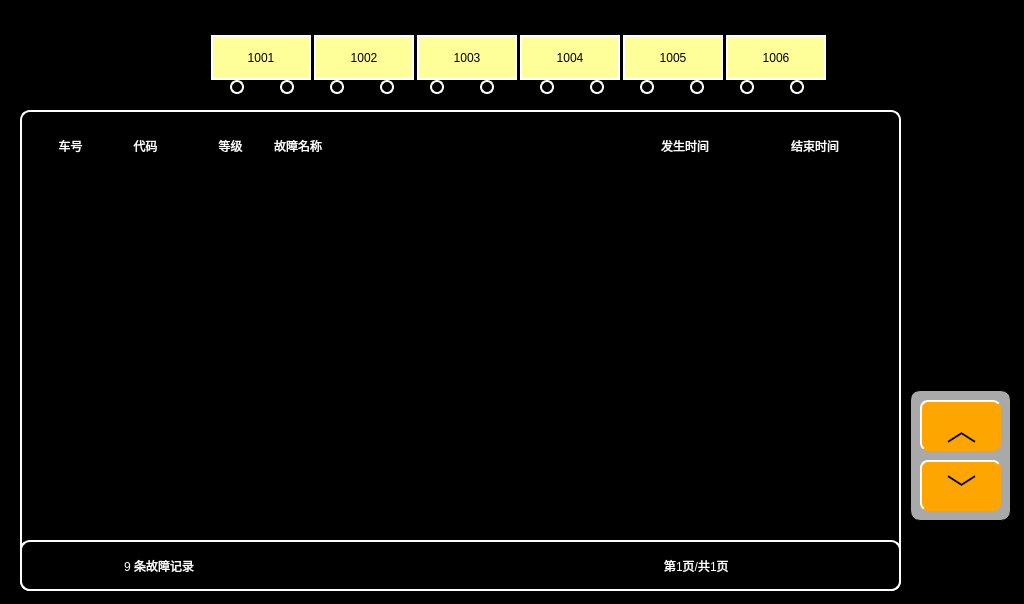
Qt form vehiclehistoryfaultpage.ui (mayue-crrc/ShenyangMetro9DB) before a commit.
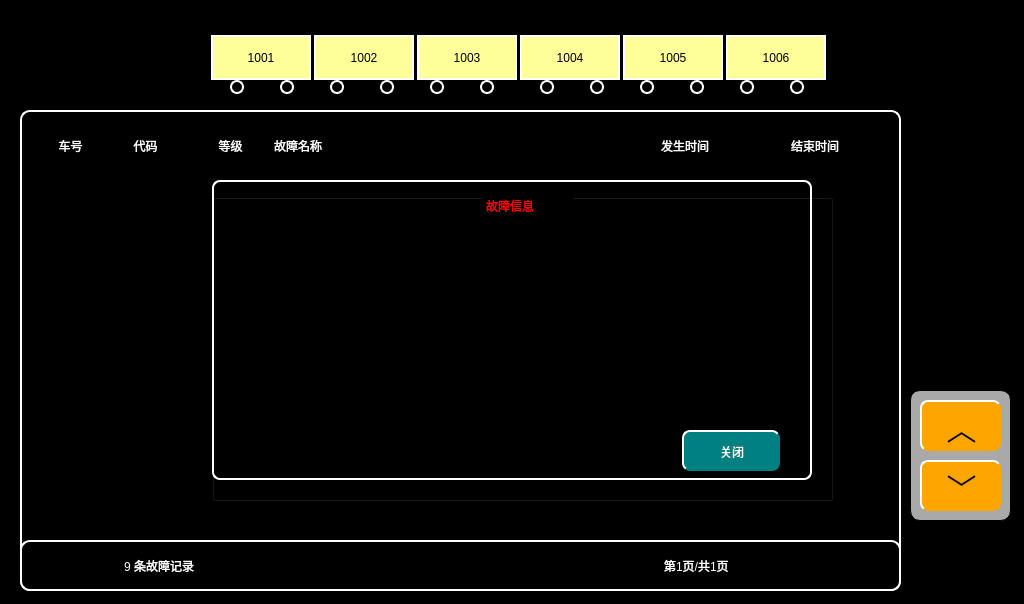
The same form after that commit. Icons and pictures are not drawn.

The edit to the form file:
```diff
--- a/vehiclehistoryfaultpage.ui
+++ b/vehiclehistoryfaultpage.ui
@@ -1811,6 +1811,311 @@
     <set>Qt::AlignCenter</set>
    </property>
   </widget>
+  <widget class="QGroupBox" name="GROUPBOXFault">
+   <property name="geometry">
+    <rect>
+     <x>212</x>
+     <y>180</y>
+     <width>621</width>
+     <height>321</height>
+    </rect>
+   </property>
+   <property name="title">
+    <string>GroupBox</string>
+   </property>
+   <widget class="QLabel" name="Faultname">
+    <property name="geometry">
+     <rect>
+      <x>40</x>
+      <y>50</y>
+      <width>521</width>
+      <height>31</height>
+     </rect>
+    </property>
+    <property name="styleSheet">
+     <string notr="true">color:yellow</string>
+    </property>
+    <property name="text">
+     <string/>
+    </property>
+   </widget>
+   <widget class="QLabel" name="lbl">
+    <property name="geometry">
+     <rect>
+      <x>0</x>
+      <y>0</y>
+      <width>600</width>
+      <height>300</height>
+     </rect>
+    </property>
+    <property name="styleSheet">
+     <string notr="true">color:yellow;
+border:2px solid white;
+border-radius:8px;
+background-color:transparent;</string>
+    </property>
+    <property name="text">
+     <string/>
+    </property>
+   </widget>
+   <widget class="QTextBrowser" name="FaultTips">
+    <property name="geometry">
+     <rect>
+      <x>40</x>
+      <y>90</y>
+      <width>521</width>
+      <height>151</height>
+     </rect>
+    </property>
+    <property name="styleSheet">
+     <string notr="true">	    font: 18px &quot;微软雅黑&quot;;
+color: white;
+	background-color:black;</string>
+    </property>
+    <property name="html">
+     <string>&lt;!DOCTYPE HTML PUBLIC &quot;-//W3C//DTD HTML 4.0//EN&quot; &quot;http://www.w3.org/TR/REC-html40/strict.dtd&quot;&gt;
+&lt;html&gt;&lt;head&gt;&lt;meta name=&quot;qrichtext&quot; content=&quot;1&quot; /&gt;&lt;style type=&quot;text/css&quot;&gt;
+p, li { white-space: pre-wrap; }
+&lt;/style&gt;&lt;/head&gt;&lt;body style=&quot; font-family:'微软雅黑'; font-weight:400; font-style:normal;&quot;&gt;
+&lt;table border=&quot;0&quot; style=&quot;-qt-table-type: root; margin-top:4px; margin-bottom:4px; margin-left:4px; margin-right:4px;&quot;&gt;
+&lt;tr&gt;
+&lt;td style=&quot;border: none;&quot;&gt;
+&lt;p style=&quot;-qt-paragraph-type:empty; margin-top:0px; margin-bottom:0px; margin-left:0px; margin-right:0px; -qt-block-indent:0; text-indent:0px;&quot;&gt;&lt;/p&gt;
+&lt;p style=&quot;-qt-paragraph-type:empty; margin-top:0px; margin-bottom:0px; margin-left:0px; margin-right:0px; -qt-block-indent:0; text-indent:0px;&quot;&gt;&lt;/p&gt;
+&lt;p style=&quot;-qt-paragraph-type:empty; margin-top:0px; margin-bottom:0px; margin-left:0px; margin-right:0px; -qt-block-indent:0; text-indent:0px;&quot;&gt;&lt;/p&gt;
+&lt;p style=&quot;-qt-paragraph-type:empty; margin-top:0px; margin-bottom:0px; margin-left:0px; margin-right:0px; -qt-block-indent:0; text-indent:0px;&quot;&gt;&lt;/p&gt;
+&lt;p style=&quot;-qt-paragraph-type:empty; margin-top:0px; margin-bottom:0px; margin-left:0px; margin-right:0px; -qt-block-indent:0; text-indent:0px;&quot;&gt;&lt;/p&gt;
+&lt;p style=&quot;-qt-paragraph-type:empty; margin-top:0px; margin-bottom:0px; margin-left:0px; margin-right:0px; -qt-block-indent:0; text-indent:0px;&quot;&gt;&lt;/p&gt;
+&lt;p style=&quot;-qt-paragraph-type:empty; margin-top:0px; margin-bottom:0px; margin-left:0px; margin-right:0px; -qt-block-indent:0; text-indent:0px;&quot;&gt;&lt;/p&gt;
+&lt;p style=&quot;-qt-paragraph-type:empty; margin-top:0px; margin-bottom:0px; margin-left:0px; margin-right:0px; -qt-block-indent:0; text-indent:0px;&quot;&gt;&lt;/p&gt;&lt;/td&gt;&lt;/tr&gt;&lt;/table&gt;&lt;/body&gt;&lt;/html&gt;</string>
+    </property>
+   </widget>
+   <widget class="QLabel" name="label">
+    <property name="geometry">
+     <rect>
+      <x>270</x>
+      <y>10</y>
+      <width>91</width>
+      <height>31</height>
+     </rect>
+    </property>
+    <property name="styleSheet">
+     <string notr="true">color:red</string>
+    </property>
+    <property name="text">
+     <string>故障信息</string>
+    </property>
+   </widget>
+   <widget class="QPushButton" name="BTNClose">
+    <property name="geometry">
+     <rect>
+      <x>470</x>
+      <y>250</y>
+      <width>98</width>
+      <height>41</height>
+     </rect>
+    </property>
+    <property name="text">
+     <string>关闭</string>
+    </property>
+   </widget>
+   <zorder>lbl</zorder>
+   <zorder>FaultTips</zorder>
+   <zorder>label</zorder>
+   <zorder>BTNClose</zorder>
+   <zorder>Faultname</zorder>
+  </widget>
+  <widget class="QPushButton" name="BTNRow_5">
+   <property name="geometry">
+    <rect>
+     <x>30</x>
+     <y>330</y>
+     <width>861</width>
+     <height>41</height>
+    </rect>
+   </property>
+   <property name="whatsThis">
+    <string>4</string>
+   </property>
+   <property name="styleSheet">
+    <string notr="true">background-color:transparent;border-top: 2px solid transparent;	
+border-left: 2px solid transparent;
+border-radius:8px;</string>
+   </property>
+   <property name="text">
+    <string/>
+   </property>
+  </widget>
+  <widget class="QPushButton" name="BTNRow_8">
+   <property name="geometry">
+    <rect>
+     <x>30</x>
+     <y>450</y>
+     <width>861</width>
+     <height>41</height>
+    </rect>
+   </property>
+   <property name="whatsThis">
+    <string>7</string>
+   </property>
+   <property name="styleSheet">
+    <string notr="true">border-top: 2px solid transparent;	
+border-left: 2px solid transparent;
+border-radius:8px;background-color:transparent;</string>
+   </property>
+   <property name="text">
+    <string/>
+   </property>
+  </widget>
+  <widget class="QPushButton" name="BTNRow">
+   <property name="geometry">
+    <rect>
+     <x>30</x>
+     <y>170</y>
+     <width>861</width>
+     <height>41</height>
+    </rect>
+   </property>
+   <property name="whatsThis">
+    <string>0</string>
+   </property>
+   <property name="styleSheet">
+    <string notr="true">background-color:transparent;	
+border-top: 2px solid transparent;	
+border-left: 2px solid transparent;
+border-radius:8px;</string>
+   </property>
+   <property name="text">
+    <string/>
+   </property>
+  </widget>
+  <widget class="QPushButton" name="BTNRow_6">
+   <property name="geometry">
+    <rect>
+     <x>30</x>
+     <y>370</y>
+     <width>861</width>
+     <height>41</height>
+    </rect>
+   </property>
+   <property name="whatsThis">
+    <string>5</string>
+   </property>
+   <property name="styleSheet">
+    <string notr="true">background-color:transparent;border-top: 2px solid transparent;	
+border-left: 2px solid transparent;
+border-radius:8px;</string>
+   </property>
+   <property name="text">
+    <string/>
+   </property>
+  </widget>
+  <widget class="QPushButton" name="BTNRow_3">
+   <property name="geometry">
+    <rect>
+     <x>30</x>
+     <y>250</y>
+     <width>861</width>
+     <height>41</height>
+    </rect>
+   </property>
+   <property name="whatsThis">
+    <string>2</string>
+   </property>
+   <property name="styleSheet">
+    <string notr="true">background-color:transparent;border-top: 2px solid transparent;	
+border-left: 2px solid transparent;
+border-radius:8px;</string>
+   </property>
+   <property name="text">
+    <string/>
+   </property>
+  </widget>
+  <widget class="QPushButton" name="BTNRow_2">
+   <property name="geometry">
+    <rect>
+     <x>30</x>
+     <y>210</y>
+     <width>861</width>
+     <height>41</height>
+    </rect>
+   </property>
+   <property name="whatsThis">
+    <string>1</string>
+   </property>
+   <property name="styleSheet">
+    <string notr="true">background-color:transparent;
+border-top: 2px solid transparent;	
+border-left: 2px solid transparent;
+border-radius:8px;</string>
+   </property>
+   <property name="text">
+    <string/>
+   </property>
+  </widget>
+  <widget class="QPushButton" name="BTNRow_7">
+   <property name="geometry">
+    <rect>
+     <x>30</x>
+     <y>410</y>
+     <width>861</width>
+     <height>41</height>
+    </rect>
+   </property>
+   <property name="whatsThis">
+    <string>6</string>
+   </property>
+   <property name="styleSheet">
+    <string notr="true">background-color:transparent;border-top: 2px solid transparent;	
+border-left: 2px solid transparent;
+border-radius:8px;</string>
+   </property>
+   <property name="text">
+    <string/>
+   </property>
+  </widget>
+  <widget class="QPushButton" name="BTNRow_4">
+   <property name="geometry">
+    <rect>
+     <x>30</x>
+     <y>290</y>
+     <width>861</width>
+     <height>41</height>
+    </rect>
+   </property>
+   <property name="whatsThis">
+    <string>3</string>
+   </property>
+   <property name="styleSheet">
+    <string notr="true">background-color:transparent;border-top: 2px solid transparent;	
+border-left: 2px solid transparent;
+border-radius:8px;</string>
+   </property>
+   <property name="text">
+    <string/>
+   </property>
+  </widget>
+  <widget class="QPushButton" name="BTNRow_9">
+   <property name="geometry">
+    <rect>
+     <x>30</x>
+     <y>490</y>
+     <width>861</width>
+     <height>41</height>
+    </rect>
+   </property>
+   <property name="whatsThis">
+    <string>8</string>
+   </property>
+   <property name="styleSheet">
+    <string notr="true">background-color:transparent;border-top: 2px solid transparent;	
+border-left: 2px solid transparent;
+border-radius:8px;</string>
+   </property>
+   <property name="text">
+    <string/>
+   </property>
+  </widget>
   <zorder>lbl1_13</zorder>
   <zorder>lbl1_14</zorder>
   <zorder>lbl1_15</zorder>
@@ -1900,6 +2205,16 @@
   <zorder>lbl1_21</zorder>
   <zorder>endTime_row4</zorder>
   <zorder>endTime_row1</zorder>
+  <zorder>BTNRow_6</zorder>
+  <zorder>BTNRow_8</zorder>
+  <zorder>BTNRow</zorder>
+  <zorder>BTNRow_2</zorder>
+  <zorder>BTNRow_9</zorder>
+  <zorder>BTNRow_4</zorder>
+  <zorder>BTNRow_3</zorder>
+  <zorder>BTNRow_5</zorder>
+  <zorder>BTNRow_7</zorder>
+  <zorder>GROUPBOXFault</zorder>
  </widget>
  <resources/>
  <connections/>
```
